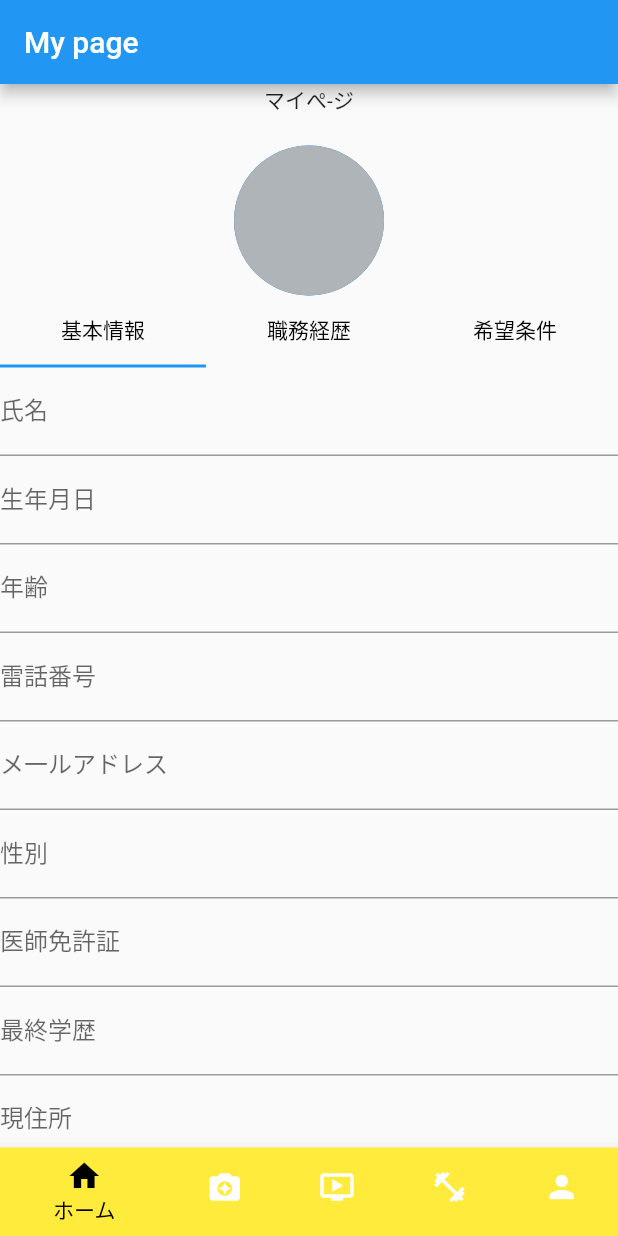
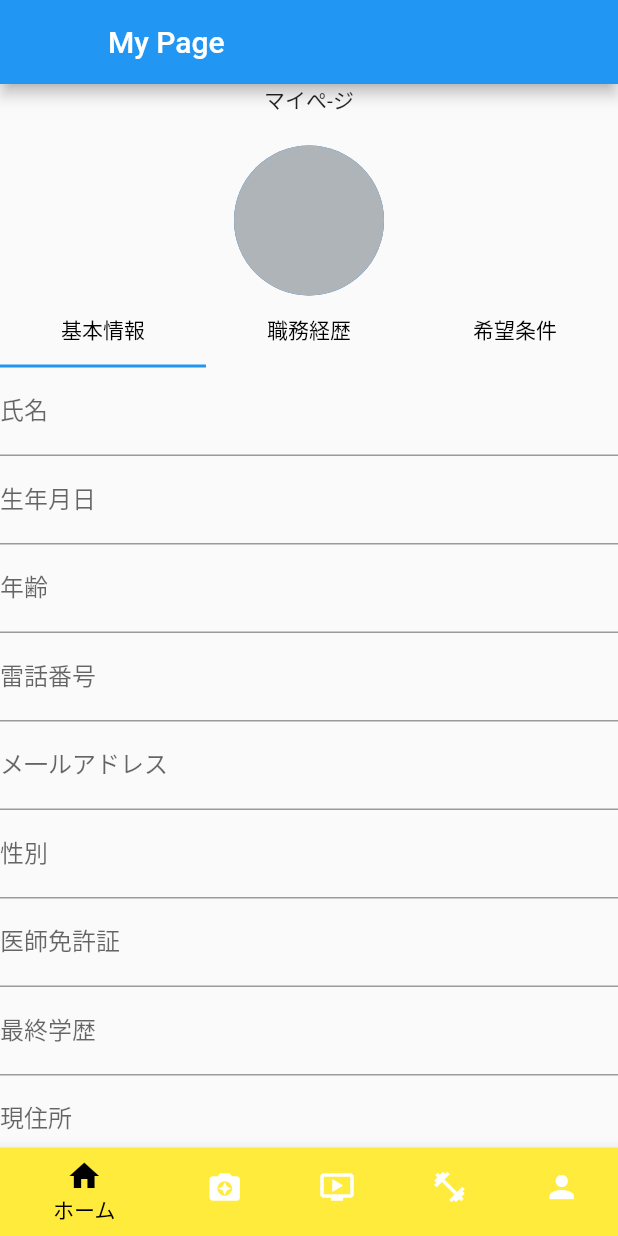
Before and after one commit to acquytrenthienduong/fluttertraining, a Flutter app: the screen it shows after launch, on a phone screen of 412 x 824 dp. Run offline on Flutter 3.47's test engine with Material 2 defaults, Android fonts, the phone set to English and light mode, and no system bars; our stand-ins replace dio; network calls fail.

Commit message:
custom app bar

```diff
--- a/lib/main.dart
+++ b/lib/main.dart
@@ -75,7 +75,9 @@ class _MyStatefulWidgetState extends State<MyStatefulWidget> {
         length: 3,
         child: Scaffold(
           appBar: AppBar(
-            title: Text("My page"),
+            title: Text("My Page"),
+            leading: GestureDetector(),
+            actions: <Widget>[],
           ),
           body: CustomScrollView(
             physics: const BouncingScrollPhysics(),
```
